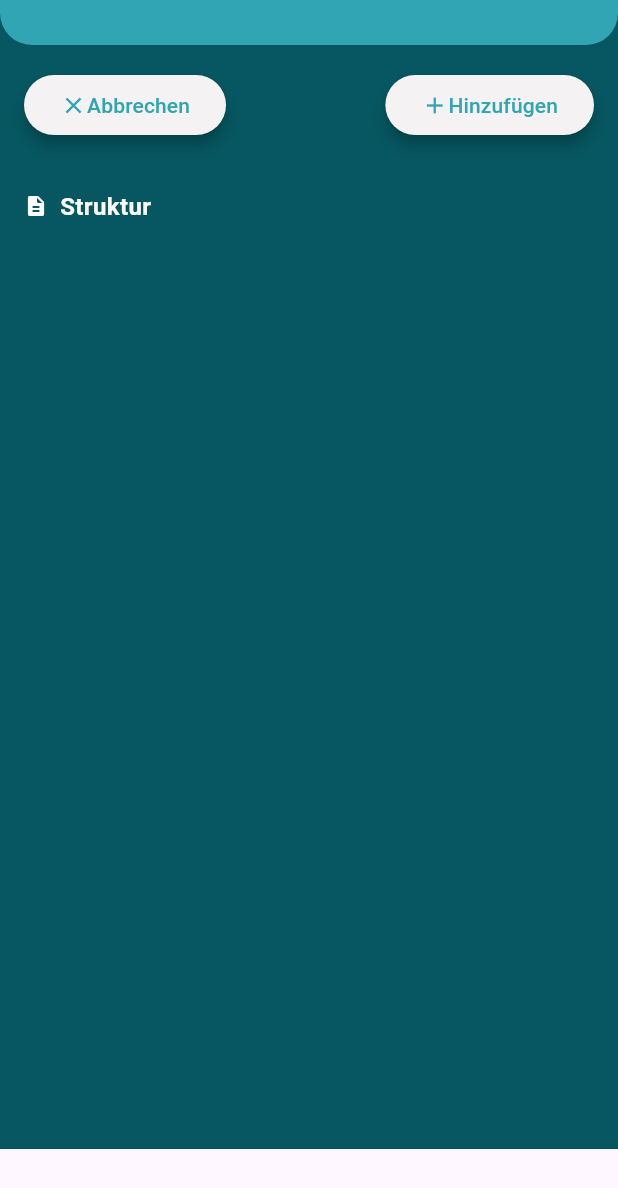
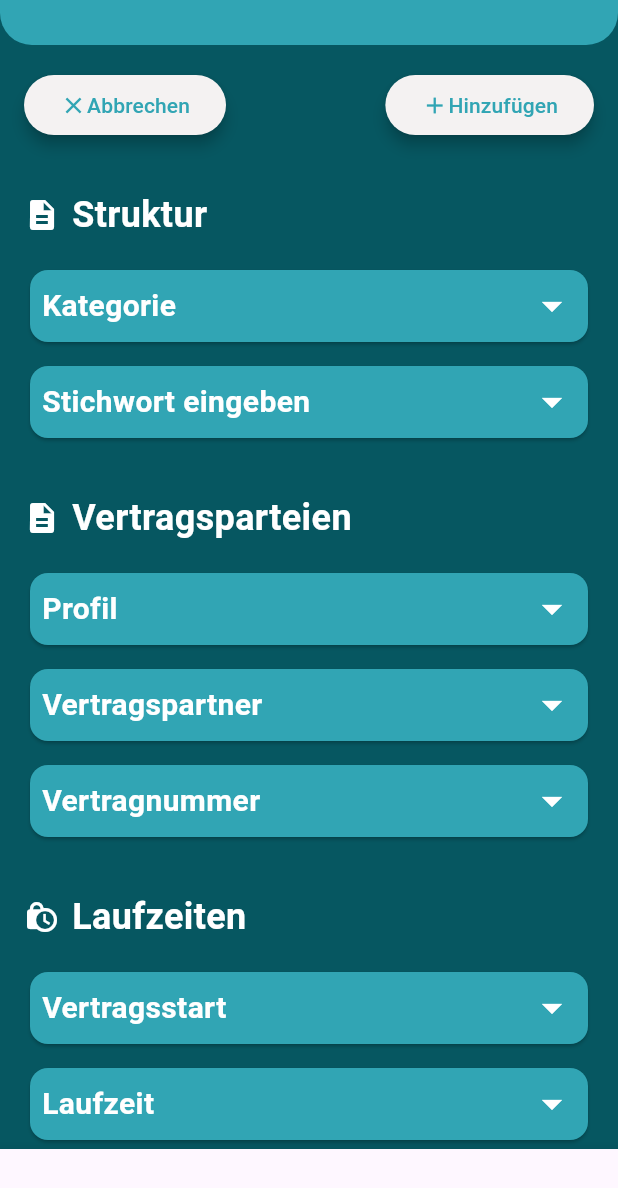
Before and after one commit to BastianErfurth/first_fluuter_screen, a Flutter app: the screen it shows after launch, on a phone screen of 412 x 824 dp. Shown: the top 1188 px of the screen. Run offline on Flutter 3.47's test engine with Material 3 defaults, Android fonts, the light colour scheme and no system bars.

Commit message:
next steps

```diff
--- a/lib/main.dart
+++ b/lib/main.dart
@@ -1,4 +1,6 @@
 import 'package:first_fluuter_screen/icon_text_button.dart';
+import 'package:first_fluuter_screen/main_headline.dart';
+import 'package:first_fluuter_screen/sup_topic.dart';
 import 'package:flutter/material.dart';
 
 void main() {
@@ -16,8 +18,7 @@ class MainApp extends StatelessWidget {
       appBar: AppBar(
         toolbarHeight: 30,
         shape: RoundedRectangleBorder(
-              borderRadius:
-                  BorderRadius.vertical(bottom: Radius.circular(21.3))),
+            borderRadius: BorderRadius.vertical(bottom: Radius.circular(21.3))),
         backgroundColor: const Color.fromRGBO(49, 165, 180, 1),
       ),
       bottomNavigationBar: BottomNavigationBar(
@@ -45,7 +46,8 @@ class MainApp extends StatelessWidget {
           ),
         ],
       ),
-        body: Column(
+      body: SingleChildScrollView(
+        child: Column(
           children: [
             Padding(
               padding: const EdgeInsets.all(16.0),
@@ -57,29 +59,25 @@ class MainApp extends StatelessWidget {
                 ],
               ),
             ),
-            Padding(
-              padding: const EdgeInsets.all(16),
-              child: Row(
-                spacing: 8,
-                children: [
-                  Icon(
-                    Icons.description_rounded,
-                    color: Colors.white,
-                    size: 16,
-                  ),
-                  Text(
-                    "Struktur",
-                    style: TextStyle(
-                        fontSize: 16,
-                        color: Colors.white,
-                        fontWeight: FontWeight.bold),
-                  ),
-                ],
-              ),
-            )
+            MainHeadline(icon: Icons.description, headLineText: "Struktur"),
+            SupTopic(topicText: "Kategorie", icon: Icons.arrow_drop_down),
+            SupTopic(
+                topicText: "Stichwort eingeben", icon: Icons.arrow_drop_down),
+            SizedBox(height: 8),
+            MainHeadline(
+                icon: Icons.description, headLineText: "Vertragsparteien"),
+            SupTopic(topicText: "Profil", icon: Icons.arrow_drop_down),
+            SupTopic(topicText: "Vertragspartner", icon: Icons.arrow_drop_down),
+            SupTopic(topicText: "Vertragnummer", icon: Icons.arrow_drop_down),
+            SizedBox(height: 8),
+            MainHeadline(icon: Icons.lock_clock, headLineText: "Laufzeiten"),
+            SupTopic(topicText: "Vertragsstart", icon: Icons.arrow_drop_down),
+            SupTopic(topicText: "Laufzeit", icon: Icons.arrow_drop_down),
+            SupTopic(
+                topicText: "Automaitische Verlängerung", icon: Icons.toggle_on),
           ],
         ),
       ),
-    );
+    ));
   }
 }
--- /dev/null
+++ b/lib/main_headline.dart
@@ -0,0 +1,34 @@
+import 'package:flutter/material.dart';
+
+class MainHeadline extends StatelessWidget {
+  final IconData icon;
+  final String headLineText;
+
+  const MainHeadline({
+    super.key,
+    required this.icon,
+    required this.headLineText,
+  });
+
+  @override
+  Widget build(BuildContext context) {
+    return Padding(
+      padding: const EdgeInsets.all(16),
+      child: Row(
+        spacing: 8,
+        children: [
+          Icon(
+            icon,
+            color: Colors.white,
+            size: 24,
+          ),
+          Text(
+            headLineText,
+            style: TextStyle(
+                fontSize: 24, color: Colors.white, fontWeight: FontWeight.bold),
+          ),
+        ],
+      ),
+    );
+  }
+}
--- /dev/null
+++ b/lib/sup_topic.dart
@@ -0,0 +1,48 @@
+import 'package:flutter/material.dart';
+
+class SupTopic extends StatelessWidget {
+  final String topicText;
+  final IconData icon;
+
+  const SupTopic({
+    super.key,
+    required this.topicText,
+    required this.icon,
+  });
+
+  @override
+  Widget build(BuildContext context) {
+    return Padding(
+      padding: const EdgeInsets.fromLTRB(16, 0, 16, 8),
+      child: Card(
+        color: const Color.fromRGBO(49, 165, 180, 1),
+        child: Padding(
+          padding: const EdgeInsets.all(8.0),
+          child: Row(
+            mainAxisAlignment: MainAxisAlignment.spaceBetween,
+            spacing: 8,
+            children: [
+              Row(
+                spacing: 8,
+                children: [
+                  Text(
+                    topicText,
+                    style: TextStyle(
+                        color: Colors.white,
+                        fontSize: 20,
+                        fontWeight: FontWeight.w600),
+                  ),
+                ],
+              ),
+              Icon(
+                icon,
+                color: Colors.white,
+                size: 32,
+              ),
+            ],
+          ),
+        ),
+      ),
+    );
+  }
+}
```
Lines whose indentation alone changed are shown as unchanged.
